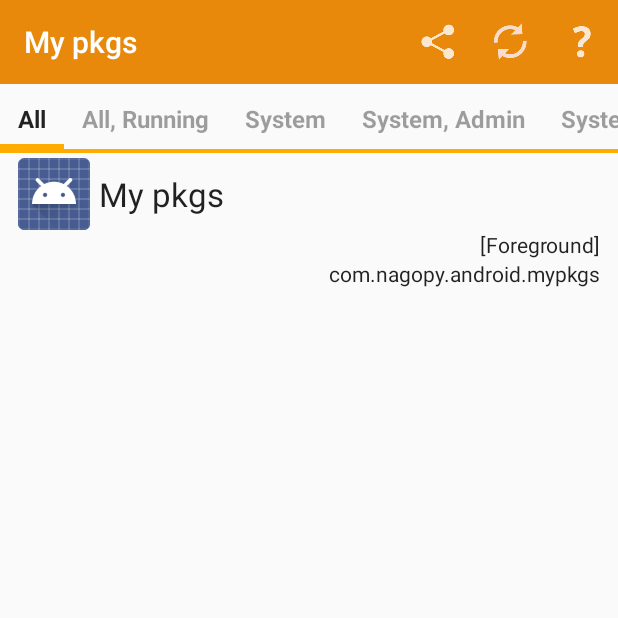
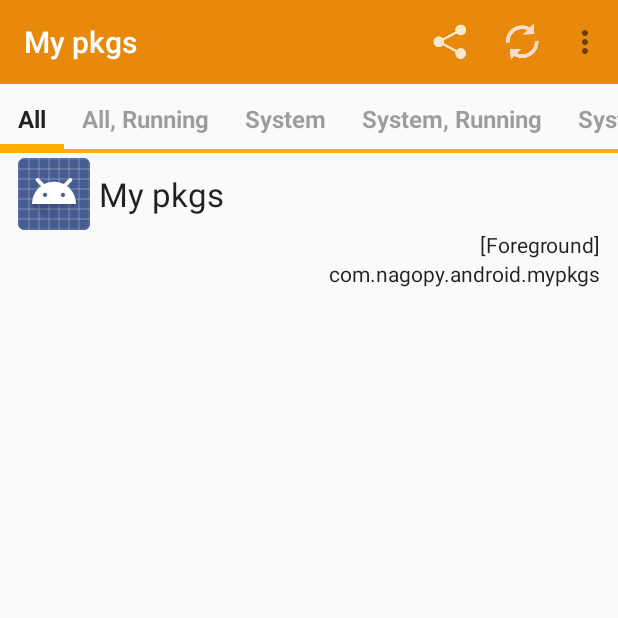
Before and after one commit to 75py/My-pkgs, an Android app: the screen it shows after launch (MainActivity), on a phone screen of 412 x 824 dp, the top half of it. Run offline under Robolectric (Android 15) with nearby library versions, the phone set to English and light mode, and no system bars; pictures from the network do not load.

Commit message:
カテゴリ設定を追加

```diff
--- a/app/src/main/AndroidManifest.xml
+++ b/app/src/main/AndroidManifest.xml
@@ -1,3 +1,4 @@
+<?xml version="1.0" encoding="utf-8"?>
 <manifest xmlns:android="http://schemas.android.com/apk/res/android"
     package="com.nagopy.android.mypkgs">
 
@@ -33,6 +34,9 @@
                 <category android:name="android.intent.category.DEFAULT" />
             </intent-filter>
         </activity>
+        <activity
+            android:name=".SettingsActivity"
+            android:label="@string/title_activity_settings" />
     </application>
 
 </manifest>
--- a/app/src/main/java/com/nagopy/android/mypkgs/Constants.java
+++ b/app/src/main/java/com/nagopy/android/mypkgs/Constants.java
@@ -22,6 +22,7 @@ public class Constants {
 
     public static final String LINE_SEPARATOR = System.getProperty("line.separator");
     public static final String MINE_TYPE_TEXT_PLAIN = "text/plain";
+    public static final String KEY_UPDATE_FLG = "UPDATE_FLG";
 
     private Constants() {
     }
--- a/app/src/main/java/com/nagopy/android/mypkgs/FilterType.java
+++ b/app/src/main/java/com/nagopy/android/mypkgs/FilterType.java
@@ -15,54 +15,66 @@
  */
 package com.nagopy.android.mypkgs;
 
+import java.util.Comparator;
+
 public enum FilterType {
 
-    ALL(R.string.title_all) {
+    ALL(1, R.string.title_all) {
         @Override
         public boolean isTarget(AppData appData) {
             return true;
         }
-    }, RUNNING(R.string.title_all_running) {
+    }, RUNNING(2, R.string.title_all_running) {
         @Override
         public boolean isTarget(AppData appData) {
             return appData.process != null && !appData.process.isEmpty();
         }
-    }, SYSTEM(R.string.title_system) {
+    }, SYSTEM(3, R.string.title_system) {
         @Override
         public boolean isTarget(AppData appData) {
             return appData.isSystem;
         }
-    }, SYSTEM_ACTIVE_ADMIN(R.string.title_system_active_admin) {
+    }, SYSTEM_RUNNING(4, R.string.title_system_running) {
+        @Override
+        public boolean isTarget(AppData appData) {
+            return SYSTEM.isTarget(appData) && RUNNING.isTarget(appData);
+        }
+    }, SYSTEM_ACTIVE_ADMIN(5, R.string.title_system_active_admin) {
         @Override
         public boolean isTarget(AppData appData) {
             return SYSTEM.isTarget(appData) && (appData.isThisASystemPackage || appData.hasActiveAdmins);
         }
-    }, SYSTEM_INACTIVE_ADMIN(R.string.title_system_inactive_admin) {
+    }, SYSTEM_ACTIVE_ADMIN_RUNNING(6, R.string.title_system_active_admin_running) {
+        @Override
+        public boolean isTarget(AppData appData) {
+            return SYSTEM_ACTIVE_ADMIN.isTarget(appData) && RUNNING.isTarget(appData);
+        }
+    }, SYSTEM_INACTIVE_ADMIN(7, R.string.title_system_inactive_admin) {
         @Override
         public boolean isTarget(AppData appData) {
             return SYSTEM.isTarget(appData) && !SYSTEM_ACTIVE_ADMIN.isTarget(appData);
         }
-    }, SYSTEM_INACTIVE_ADMIN_RUNNING(R.string.title_system_inactive_admin_running) {
+    }, SYSTEM_INACTIVE_ADMIN_RUNNING(8, R.string.title_system_inactive_admin_running) {
         @Override
         public boolean isTarget(AppData appData) {
             return SYSTEM_INACTIVE_ADMIN.isTarget(appData) && RUNNING.isTarget(appData);
         }
-    }, DISABLED(R.string.title_disabled) {
+    }, DISABLED(9, R.string.title_disabled) {
         @Override
         public boolean isTarget(AppData appData) {
             return !appData.isEnabled;
         }
-    }, DEFAULT(R.string.title_default) {
+    }, DEFAULT(10, R.string.title_default) {
         @Override
         public boolean isTarget(AppData appData) {
             return appData.isDefaultApp;
         }
-    }, USER(R.string.title_user) {
+    }, USER(11, R.string.title_user) {
         @Override
         public boolean isTarget(AppData appData) {
             return !appData.isSystem;
         }
-    }, USER_RUNNING(R.string.title_user_running) {
+    }, USER_RUNNING(12, R.string.title_user_running) {
         @Override
         public boolean isTarget(AppData appData) {
             return USER.isTarget(appData) && RUNNING.isTarget(appData);
@@ -70,14 +82,19 @@ public enum FilterType {
     };
 
     public final int titleId;
+    public final int priority;
 
-    private FilterType(int titleId) {
+    private FilterType(int priority, int titleId) {
+        this.priority = priority;
         this.titleId = titleId;
     }
 
-    public static FilterType indexOf(int index) {
-        return values()[index];
-    }
+    public abstract boolean isTarget(AppData appData);
 
-    public abstract boolean isTarget(AppData appData);
+    public static final Comparator<FilterType> COMPARATOR = new Comparator<FilterType>() {
+        @Override
+        public int compare(FilterType filterType, FilterType filterType2) {
+            return filterType.priority - filterType2.priority;
+        }
+    };
 }
--- a/app/src/main/java/com/nagopy/android/mypkgs/MainActivity.java
+++ b/app/src/main/java/com/nagopy/android/mypkgs/MainActivity.java
@@ -19,14 +19,15 @@ import android.annotation.SuppressLint;
 import android.app.SearchManager;
 import android.content.Context;
 import android.content.Intent;
+import android.content.SharedPreferences;
 import android.content.pm.ApplicationInfo;
 import android.content.pm.PackageManager;
 import android.graphics.drawable.Drawable;
 import android.net.Uri;
 import android.os.Bundle;
 import android.os.Handler;
+import android.preference.PreferenceManager;
 import android.support.v4.app.Fragment;
-import android.support.v4.app.FragmentManager;
 import android.support.v4.app.FragmentPagerAdapter;
 import android.support.v4.app.ListFragment;
 import android.support.v4.view.PagerAdapter;
@@ -66,6 +67,7 @@ public class MainActivity extends ActionBarActivity implements ViewPager.OnPageC
     PageIndicator pageIndicator;
     ActionMode actionMode;
     AppData reloadAppData;
+    SharedPreferences sp;
 
     @Override
     protected void onCreate(Bundle savedInstanceState) {
@@ -75,12 +77,14 @@ public class MainActivity extends ActionBarActivity implements ViewPager.OnPageC
         Toolbar toolbar = (Toolbar) findViewById(R.id.toolbar);
         setSupportActionBar(toolbar);
 
-        mSectionsPagerAdapter = new SectionsPagerAdapter(getSupportFragmentManager());
         mViewPager = (ViewPager) findViewById(R.id.pager);
+        mSectionsPagerAdapter = new SectionsPagerAdapter(this);
         mViewPager.setAdapter(mSectionsPagerAdapter);
 
         pageIndicator = (PageIndicator) findViewById(R.id.indicator);
         pageIndicator.setViewPager(mViewPager);
+
+        sp = PreferenceManager.getDefaultSharedPreferences(getApplicationContext());
     }
 
     @Override
@@ -114,6 +118,16 @@ public class MainActivity extends ActionBarActivity implements ViewPager.OnPageC
 
             reloadAppData = null;
         }
+
+        // カテゴリ更新
+        if (sp.getBoolean(Constants.KEY_UPDATE_FLG, false)) {
+            // とりあえず一番前に移動
+            mViewPager.setCurrentItem(0);
+            // 再度初期化
+            mSectionsPagerAdapter = new SectionsPagerAdapter(this);
+            mViewPager.setAdapter(mSectionsPagerAdapter);
+            pageIndicator.notifyDataSetChanged();
+        }
     }
 
 
@@ -141,6 +155,10 @@ public class MainActivity extends ActionBarActivity implements ViewPager.OnPageC
             case R.id.action_reload:
                 ApplicationList.getInstance().clearCache();
                 getApplicationListFragment().showProgressBar().loadApplications();
+                break;
+            case R.id.action_preference:
+                Intent preferenceActivity = new Intent(getApplicationContext(), SettingsActivity.class);
+                startActivity(preferenceActivity);
                 break;
             case R.id.action_about:
                 Intent aboutActivity = new Intent(getApplicationContext(), AboutActivity.class);
@@ -283,20 +301,22 @@ public class MainActivity extends ActionBarActivity implements ViewPager.OnPageC
      * A {@link android.support.v4.app.FragmentPagerAdapter} that returns a fragment corresponding to
      * one of the sections/tabs/pages.
      */
-    public class SectionsPagerAdapter extends FragmentPagerAdapter {
+    public static class SectionsPagerAdapter extends FragmentPagerAdapter {
+        final Context context;
+        final List<FilterType> filterTypeList;
+        Map<FilterType, WeakReference<ApplicationListFragment>> cache = new EnumMap<>(FilterType.class);
 
-        Map<FilterType, WeakReference<ApplicationListFragment>> cache;
-
-        public SectionsPagerAdapter(FragmentManager fm) {
-            super(fm);
-            cache = new EnumMap<>(FilterType.class);
+        public SectionsPagerAdapter(MainActivity activity) {
+            super(activity.getSupportFragmentManager());
+            this.context = activity.getApplicationContext();
+            this.filterTypeList = Logic.getFilters(activity.getApplicationContext());
         }
 
 
         @Override
         public Fragment getItem(int position) {
             DebugUtil.verboseLog("SectionsPagerAdapter#getItem(" + position + ")");
-            FilterType filterType = FilterType.indexOf(position);
+            FilterType filterType = filterTypeList.get(position);
             WeakReference<ApplicationListFragment> weakReference = cache.get(filterType);
             if (weakReference == null || weakReference.get() == null) {
                 DebugUtil.verboseLog("create new instance");
@@ -311,13 +331,13 @@ public class MainActivity extends ActionBarActivity implements ViewPager.OnPageC
 
         @Override
         public int getCount() {
-            return FilterType.values().length;
+            return filterTypeList.size();
         }
 
         @Override
         public CharSequence getPageTitle(int position) {
-            FilterType filterType = FilterType.values()[position];
-            return getString(filterType.titleId);
+            FilterType filterType = filterTypeList.get(position);
+            return context.getString(filterType.titleId);
         }
     }
 
@@ -433,7 +453,7 @@ public class MainActivity extends ActionBarActivity implements ViewPager.OnPageC
             this.filterType = filterType;
             this.packageManager = context.getPackageManager();
             this.iconSize = Logic.getIconSize(context);
-            this.COLOR_ENABLED = context.getResources().getColor(R.color.textColor);
+            this.COLOR_ENABLED = context.getResources().getColor(R.color.text_color);
             this.COLOR_DISABLED = context.getResources().getColor(R.color.textColorTertiary);
         }
 
--- a/app/src/main/java/com/nagopy/android/mypkgs/util/Logic.java
+++ b/app/src/main/java/com/nagopy/android/mypkgs/util/Logic.java
@@ -19,11 +19,13 @@ import android.app.Activity;
 import android.app.ActivityManager;
 import android.content.Context;
 import android.content.Intent;
+import android.content.SharedPreferences;
 import android.content.pm.ApplicationInfo;
 import android.content.pm.PackageManager;
 import android.graphics.drawable.Drawable;
 import android.os.Build;
 import android.os.UserHandle;
+import android.preference.PreferenceManager;
 import android.support.annotation.NonNull;
 import android.util.SparseBooleanArray;
 import android.widget.ListView;
@@ -31,12 +33,16 @@ import android.widget.TextView;
 
 import com.nagopy.android.mypkgs.AppData;
 import com.nagopy.android.mypkgs.Constants;
+import com.nagopy.android.mypkgs.FilterType;
+import com.nagopy.android.mypkgs.R;
 
 import java.util.ArrayList;
 import java.util.Collections;
 import java.util.HashMap;
+import java.util.LinkedHashSet;
 import java.util.List;
 import java.util.Map;
+import java.util.Set;
 
 public class Logic {
 
@@ -216,4 +222,27 @@ public class Logic {
         }
         drawable.setCallback(null);
     }
+
+    public static List<FilterType> getFilters(Context context) {
+        SharedPreferences sp = PreferenceManager.getDefaultSharedPreferences(context);
+        boolean advanced = sp.getBoolean(context.getString(R.string.pref_key_enabled_advanced), false);
+        int keyId = advanced ? R.string.pref_key_app_categories_advanced : R.string.pref_key_app_categories;
+        Set<String> values = sp.getStringSet(context.getString(keyId), Collections.<String>emptySet());
+        if (values.isEmpty()) {
+            int defaultId = advanced ? R.array.values_app_categories_advanced : R.array.values_app_categories_advanced;
+            values = toSet(context.getResources().getStringArray(defaultId));
+        }
+        List<FilterType> list = new ArrayList<>();
+        for (String value : values) {
+            list.add(FilterType.valueOf(value));
+        }
+        Collections.sort(list, FilterType.COMPARATOR);
+        return list;
+    }
+
+    public static <T> Set<T> toSet(T[] array) {
+        Set<T> set = new LinkedHashSet<>(array.length);
+        Collections.addAll(set, array);
+        return set;
+    }
 }
--- a/app/src/main/res/color/tab_indicator_text_color.xml
+++ b/app/src/main/res/color/tab_indicator_text_color.xml
@@ -1,6 +1,6 @@
 <?xml version="1.0" encoding="utf-8"?>
 <selector xmlns:android="http://schemas.android.com/apk/res/android">
-    <item android:color="@color/textColor" android:state_selected="true" />
+    <item android:color="@color/text_color" android:state_selected="true" />
 
     <item android:color="@color/textColorTertiary" />
 </selector>
--- /dev/null
+++ b/app/src/main/res/color/text_color.xml
@@ -0,0 +1,6 @@
+<?xml version="1.0" encoding="utf-8"?>
+<selector xmlns:android="http://schemas.android.com/apk/res/android">
+    <item android:color="@color/textColorTertiary" android:state_enabled="false" />
+
+    <item android:color="@color/primary_text_default_material_light" />
+</selector>
--- a/app/src/main/res/menu/menu_main.xml
+++ b/app/src/main/res/menu/menu_main.xml
@@ -22,6 +22,11 @@
         android:title="@string/reload"
         app:showAsAction="withText|ifRoom" />
     <item
+        android:id="@+id/action_preference"
+        android:icon="@drawable/ic_action_preference"
+        android:title="@string/preference"
+        app:showAsAction="withText|ifRoom" />
+    <item
         android:id="@+id/action_about"
         android:icon="@drawable/ic_action_help"
         android:title="@string/about"
--- a/app/src/main/res/values/strings.xml
+++ b/app/src/main/res/values/strings.xml
@@ -15,18 +15,79 @@
     <string name="description_list_parent" translatable="false">listItem</string>
 
     <string name="title_all">All</string>
+    <string name="title_all_running">All, Running</string>
     <string name="title_system">System</string>
+    <string name="title_system_running">System, Running</string>
     <string name="title_system_active_admin">System, Admin</string>
+    <string name="title_system_active_admin_running">System, Admin, Running</string>
     <string name="title_system_inactive_admin">System, Non-admin</string>
     <string name="title_system_inactive_admin_running">System, Non-admin, Running</string>
     <string name="title_disabled">"Disabled"</string>
     <string name="title_user">"User"</string>
     <string name="title_user_running">"User, Running"</string>
-    <string name="title_all_running">All, Running</string>
     <string name="title_default">Default</string>
     <string name="more">More</string>
     <string name="reload">Reload</string>
     <string name="title_package_name">Package name</string>
     <string name="title_csv">CSV</string>
 
+    <!-- prefs -->
+    <string name="pref_key_app_categories">pref_key_app_categories</string>
+    <string name="pref_title_app_categories">Categories</string>
+    <string name="pref_key_app_categories_advanced">pref_key_app_categories_advanced</string>
+    <string name="pref_title_app_categories_advanced">Categories (advanced)</string>
+    <string name="pref_title_enabled_advanced">Use advanced features</string>
+    <string name="pref_key_enabled_advanced">pref_key_enabled_advanced</string>
+    <string name="pref_summary_enabled_advanced">You can use advanced features(categorise disableable apps), please check it. The features is for the experienced. Please do at your own risk.</string>
+    <string name="title_activity_settings">Settings</string>
+    <string name="preference">Preference</string>
+
+    <string-array name="title_app_categories">
+        <item>@string/title_all</item>
+        <item>@string/title_all_running</item>
+        <item>@string/title_system</item>
+        <item>@string/title_system_running</item>
+        <item>@string/title_disabled</item>
+        <item>@string/title_user</item>
+        <item>@string/title_user_running</item>
+    </string-array>
+
+    <string-array name="values_app_categories">
+        <item>ALL</item>
+        <item>RUNNING</item>
+        <item>SYSTEM</item>
+        <item>SYSTEM_RUNNING</item>
+        <item>DISABLED</item>
+        <item>USER</item>
+        <item>USER_RUNNING</item>
+    </string-array>
+
+    <string-array name="title_app_categories_advanced">
+        <item>@string/title_all</item>
+        <item>@string/title_all_running</item>
+        <item>@string/title_system</item>
+        <item>@string/title_system_running</item>
+        <item>@string/title_system_active_admin</item>
+        <item>@string/title_system_active_admin_running</item>
+        <item>@string/title_system_inactive_admin</item>
+        <item>@string/title_system_inactive_admin_running</item>
+        <item>@string/title_disabled</item>
+        <item>@string/title_default</item>
+        <item>@string/title_user</item>
+        <item>@string/title_user_running</item>
+    </string-array>
+    <string-array name="values_app_categories_advanced">
+        <item>ALL</item>
+        <item>RUNNING</item>
+        <item>SYSTEM</item>
+        <item>SYSTEM_RUNNING</item>
+        <item>SYSTEM_ACTIVE_ADMIN</item>
+        <item>SYSTEM_ACTIVE_ADMIN_RUNNING</item>
+        <item>SYSTEM_INACTIVE_ADMIN</item>
+        <item>SYSTEM_INACTIVE_ADMIN_RUNNING</item>
+        <item>DISABLED</item>
+        <item>DEFAULT</item>
+        <item>USER</item>
+        <item>USER_RUNNING</item>
+    </string-array>
 </resources>
--- a/app/src/main/res/values/styles.xml
+++ b/app/src/main/res/values/styles.xml
@@ -12,7 +12,6 @@
     <color name="themeColor5_translucent">#7FFFE10D</color>
 
     <color name="backgroundColor">@color/background_material_light</color>
-    <color name="textColor">@color/primary_text_default_material_light</color>
     <color name="textColorSecondary">@color/secondary_text_default_material_light</color>
     <color name="textColorTertiary">#60000000</color>
 
@@ -29,7 +28,7 @@
         <item name="actionMenuTextColor">@android:color/white</item>
         <item name="android:actionMenuTextColor">@android:color/white</item>
 
-        <item name="android:textColor">@color/textColor</item>
+        <item name="android:textColor">@color/text_color</item>
         <item name="android:textColorSecondary">@color/textColorSecondary</item>
         <item name="android:fastScrollThumbDrawable">@drawable/fast_scroll_thumb</item>
         <item name="android:fastScrollTrackDrawable">@drawable/fast_scroll_track_drawable</item>
@@ -40,15 +39,15 @@
     </style>
 
     <style name="TextAppearance.AppTheme.Large" parent="TextAppearance.AppCompat.Large">
-        <item name="android:textColor">@color/textColor</item>
+        <item name="android:textColor">@color/text_color</item>
     </style>
 
     <style name="TextAppearance.AppTheme.Medium" parent="TextAppearance.AppCompat.Medium">
-        <item name="android:textColor">@color/textColor</item>
+        <item name="android:textColor">@color/text_color</item>
     </style>
 
     <style name="TextAppearance.AppTheme.Small" parent="TextAppearance.AppCompat.Small">
-        <item name="android:textColor">@color/textColor</item>
+        <item name="android:textColor">@color/text_color</item>
     </style>
 
     <style name="AppTheme.ListView" />
```
Also changed, not shown: app/src/main/java/com/nagopy/android/mypkgs/CustomMultiSelectListPreference.java (added, +110 -0 lines), app/src/main/java/com/nagopy/android/mypkgs/SettingsActivity.java (added, +72 -0 lines), app/src/main/res/layout/activity_settings.xml (added, +20 -0 lines), app/src/main/res/xml/pref_general.xml (added, +21 -0 lines), app/src/main/res/drawable-hdpi/ic_action_preference.png (added), app/src/main/res/drawable-mdpi/ic_action_preference.png (added), app/src/main/res/drawable-xhdpi/ic_action_preference.png (added), app/src/main/res/drawable-xxhdpi/ic_action_preference.png (added).
